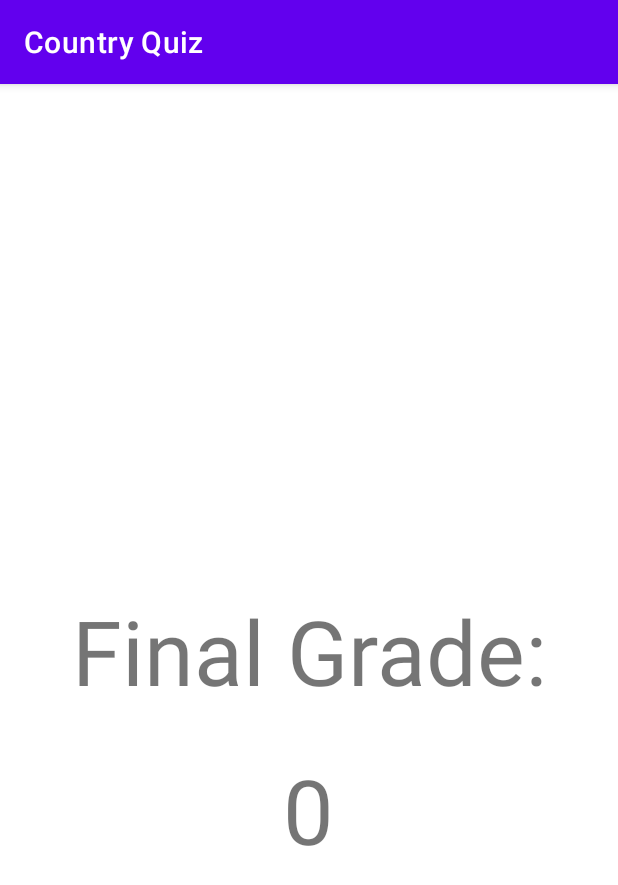
After one commit to jaksonhensley/CSCI4060_Project4, an Android app: the fragment GradeFragment shown on its own in the app's theme, on a phone screen of 412 x 824 dp. The commit adds this screen. Shown: the top 885 px of the screen. Run offline under Robolectric (Android 15) with nearby library versions, the phone set to English and light mode, and no system bars.

Commit message:
Fixed number of question pages shown. Added final grade page to end of quiz. No real quiz functionality on quiz yet, only navigation.

```diff
--- /dev/null
+++ b/app/src/main/java/edu/uga/cs/countryquiz/GradeFragment.java
@@ -0,0 +1,63 @@
+package edu.uga.cs.countryquiz;
+
+import android.os.Bundle;
+
+import androidx.annotation.NonNull;
+import androidx.fragment.app.Fragment;
+
+import android.util.Log;
+import android.view.LayoutInflater;
+import android.view.View;
+import android.view.ViewGroup;
+import android.widget.RadioButton;
+import android.widget.TextView;
+
+import java.util.Random;
+
+public class GradeFragment extends Fragment {
+
+    private int position;
+
+    public GradeFragment() {
+        // required empty public constructor
+    }
+
+    public static GradeFragment newInstance( int questionNumber ) {
+
+        GradeFragment fragment = new GradeFragment();
+
+        Bundle args = new Bundle();
+        args.putInt( "question", questionNumber);
+        fragment.setArguments( args );
+        return fragment;
+
+    }
+
+    @Override
+    public void onCreate( Bundle savedInstance ) {
+        super.onCreate( savedInstance );
+        if( getArguments() != null ) {
+            position = getArguments().getInt("question");
+        }
+    }
+
+    @Override
+    public View onCreateView(LayoutInflater inflater, ViewGroup container,
+                             Bundle savedInstanceState) {
+        // Inflate the Layout for this fragment
+        return inflater.inflate(R.layout.fragment_grade, container, false);
+    }
+
+    @Override
+    public void onViewCreated(@NonNull View view, Bundle savedInstanceState ) {
+        super.onViewCreated( view, savedInstanceState);
+
+        TextView finalScore = view.findViewById(R.id.finalScore);
+
+
+        finalScore.setText(Integer.toString(position));
+
+    }
+
+    public static int getNumber() { return 7;}
+}
--- /dev/null
+++ b/app/src/main/res/layout/fragment_grade.xml
@@ -0,0 +1,28 @@
+<?xml version="1.0" encoding="utf-8"?>
+<FrameLayout xmlns:android="http://schemas.android.com/apk/res/android"
+    xmlns:tools="http://schemas.android.com/tools"
+    android:layout_width="match_parent"
+    android:layout_height="match_parent"
+    tools:context=".GradeFragment">
+
+    <!-- TODO: Update blank fragment layout -->
+    <TextView
+        android:id="@+id/finalGradeText"
+        android:layout_width="match_parent"
+        android:layout_height="93dp"
+        android:layout_gravity="center"
+        android:text="@string/grade_text"
+        android:textAlignment="center"
+        android:textSize="60sp" />
+
+    <TextView
+        android:id="@+id/finalScore"
+        android:layout_width="wrap_content"
+        android:layout_height="wrap_content"
+        android:layout_gravity="center"
+        android:layout_marginTop="100dp"
+        android:text="TextView"
+        android:textAlignment="center"
+        android:textSize="60sp" />
+
+</FrameLayout>
--- a/app/src/main/res/values/strings.xml
+++ b/app/src/main/res/values/strings.xml
@@ -1,3 +1,6 @@
 <resources>
     <string name="app_name">Country Quiz</string>
+    <!-- TODO: Remove or change this placeholder text -->
+    <string name="hello_blank_fragment">Hello blank fragment</string>
+    <string name="grade_text">Final Grade: </string>
 </resources>
```
Also changed, not shown: app/src/main/java/edu/uga/cs/countryquiz/QuestionFragment.java (+24 -18 lines), app/src/main/java/edu/uga/cs/countryquiz/QuestionPagerAdapter.java (+14 -1 lines).
